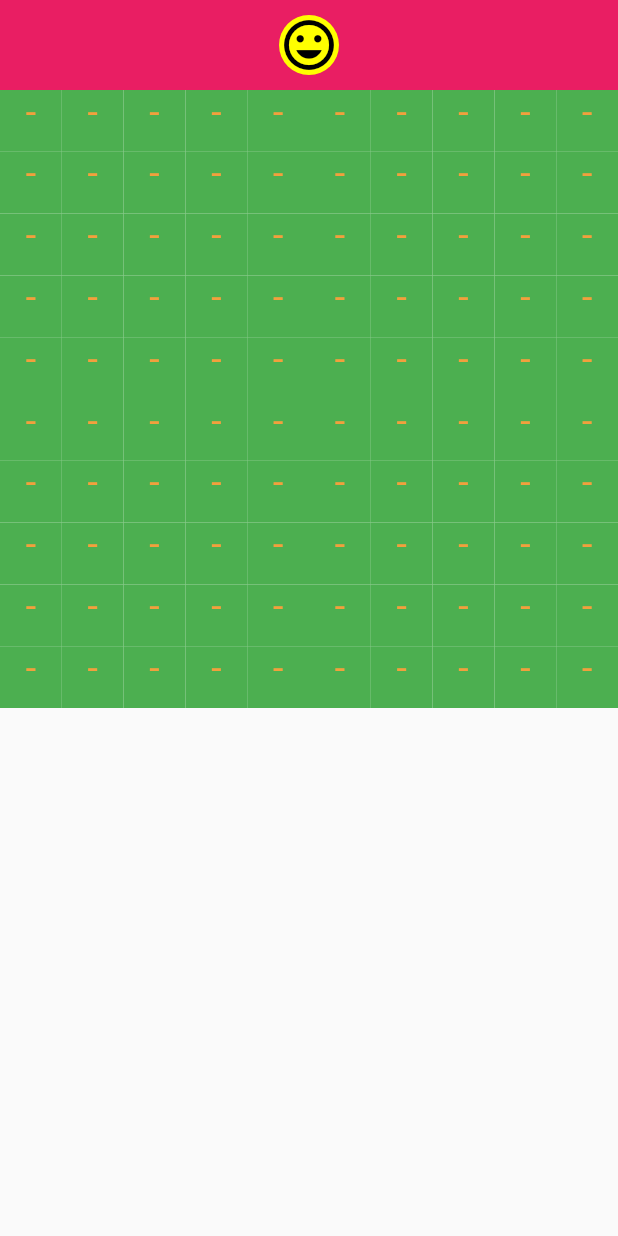
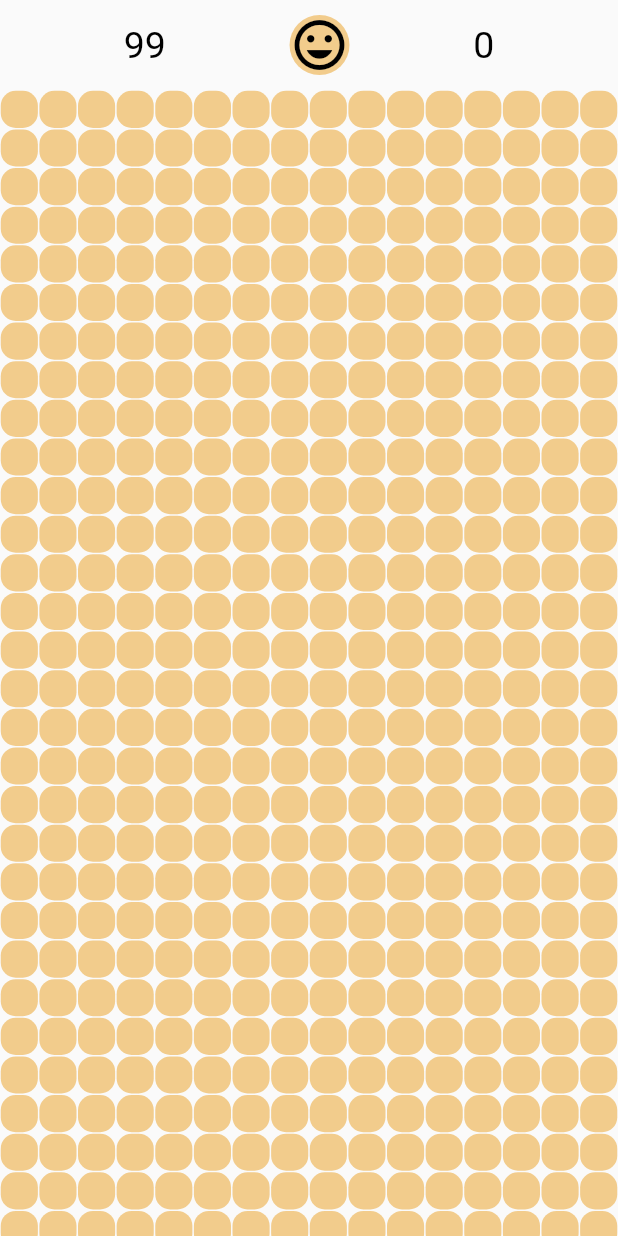
Before and after one commit to zhanlederzach/minesweeper-flutter, a Flutter app: the screen it shows after launch, after a tap on the "tag faces" icon, on a phone screen of 412 x 824 dp. Run offline on Flutter 3.47's test engine with Material 2 defaults, Android fonts, the phone set to English and light mode, and no system bars; statements that could not run were skipped.

```diff
--- a/lib/board.dart
+++ b/lib/board.dart
@@ -33,14 +33,6 @@ class Board{
     for (int i = 0; i < rowCount; i++) {
       for (int j = 0; j < columnCount; j++) {
 
-        // for(int x=-1; x<2; ++x){
-        //   for(int y=-1; y<2; ++y){
-        //     if((x+y)!=0){
-        //       board[i][j].bombsAround+=_getBomb(i+x, j+y);
-        //     }
-        //   }
-        // }
-
         board[i][j].bombsAround+=_getBomb(i-1, j-1);
         board[i][j].bombsAround+=_getBomb(i-1, j);
         board[i][j].bombsAround+=_getBomb(i-1, j+1);
@@ -57,11 +49,16 @@ class Board{
 
   }
 
-  bool isInBoard(int x, int y) =>
-        x >= 0 && x < columnCount && y >= 0 && y < rowCount;
+  bool isInBoard(int x, int y)  {
+    return x >= 0 && x < rowCount && y >= 0 && y < columnCount;
+  }
 
-  int _getBomb(int x, int y) =>
-    isInBoard(x, y) && board[x][y].hasBomb ? 1 : 0;
+
+  int _getBomb(int x, int y) {
+    if(isInBoard(x, y)) return board[x][y].hasBomb ? 1 : 0;
+    else return 0;
+  }
+
 
   void openAllBombs(){
     for (int i = 0; i < rowCount; i++) {
--- a/lib/main.dart
+++ b/lib/main.dart
@@ -1,5 +1,5 @@
 import 'package:flutter/material.dart';
-import 'SaperGame.dart';
+import 'saperGame.dart';
 
 void main() {
   runApp(MyApp());
--- a/lib/SaperGame.dart
+++ b/lib/saperGame.dart
@@ -1,5 +1,28 @@
 import 'package:flutter/material.dart';
 import 'board.dart';
+import 'dart:async';
+
+class Time{
+  int hours;
+  int minutes;
+  int milliseconds;
+
+  Time({this.hours=0, this.minutes=0, this.milliseconds=0});
+
+  @override
+  String toString(){
+    String time="";
+    if(hours!=0)  time+=hours.toString();
+    if(minutes!=0)  time+=minutes.toString();
+    time+=milliseconds.toString();
+
+    return time;
+  }
+
+  void countTime(int millisecond){
+  }
+
+}
 
 class SaperGame extends StatefulWidget {
   @override
@@ -10,6 +33,24 @@ class _SaperGameState extends State<SaperGame> {
 
   Board myBoard;
   int squaresLeft;
+  bool firstTap;
+
+  Timer _timer;
+  Time myTime = new Time();
+  int _start = 0;
+
+  void startTimer() {
+    const oneMil = const Duration(seconds: 1);
+    _timer = new Timer.periodic(
+      oneMil,
+          (Timer timer) => setState(
+            () {
+            _start = _start + 1;
+//            myTime.countTime(_start);
+        },
+      ),
+    );
+  }
 
   @override
     void initState() {
@@ -23,12 +64,15 @@ class _SaperGameState extends State<SaperGame> {
       body: ListView(
         children: <Widget>[
           Container(
-            color: Colors.pink,
+//            color: Colors.pink,
             height: 60.0,
             width: double.infinity,
             child: Row(
-              mainAxisAlignment: MainAxisAlignment.center,
+              mainAxisAlignment: MainAxisAlignment.spaceEvenly,
               children: <Widget>[
+                Text('${myBoard.bombCount}',
+                    textAlign: TextAlign.center,
+                    style: new TextStyle(color: Colors.black, fontSize: 25.0, )),
                 InkWell(
                   onTap: () {
                     _initGame();
@@ -39,45 +83,75 @@ class _SaperGameState extends State<SaperGame> {
                       color: Colors.black,
                       size: 40.0,
                     ),
-                    backgroundColor: Colors.yellowAccent,
+                    backgroundColor: hexToColor("#F2CC8C"),
                   ),
-                )
+                ),
+                Text("$_start", textAlign: TextAlign.center,style: new TextStyle(color: Colors.black, fontSize: 25.0, )),
               ],
             ),
           ),
           GridView.builder(
             shrinkWrap: true,
+            itemCount: (myBoard.rowCount * myBoard.columnCount),
             physics: NeverScrollableScrollPhysics(),
             gridDelegate: SliverGridDelegateWithFixedCrossAxisCount(
               crossAxisCount: myBoard.columnCount,
             ),
             itemBuilder: (context, position) {
-              // Get row and column number of square
               int rowNumber = (position / myBoard.columnCount).floor();
               int columnNumber = (position % myBoard.columnCount);
 
               Text text;
-
-              if  (myBoard.board[rowNumber][columnNumber].isOpened == true) {
-                if (myBoard.board[rowNumber][columnNumber].hasBomb) {
-                  text = new Text('x', textAlign: TextAlign.center,style: new TextStyle(color: hexToColor("#F2A03D"), fontSize: 25.0, ));
+              Container container;
+              Color backgroundColor = hexToColor("#F2CC8C");
+              String digit;
+              Square currentSquare = myBoard.board[rowNumber][columnNumber];
+              if (currentSquare.isOpened == true) {
+                if (currentSquare.hasBomb) {
+                  digit = 'x';
                 } else {
-                  text = new Text((myBoard.board[rowNumber][columnNumber].bombsAround).toString(),textAlign: TextAlign.center, style: new TextStyle(color: hexToColor("#F2A03D"), fontSize: 25.0));
+                  if(currentSquare.bombsAround==0){
+                    digit = ' ';
+                    backgroundColor = hexToColor("#F1E6C1");
+                  }else{
+                    digit = (currentSquare.bombsAround).toString();
+                  }
                 }
               }else{
-                text = new Text('-',textAlign: TextAlign.center, style: new TextStyle(color: hexToColor("#F2A03D"), fontSize: 25.0));
+                digit = ' ';
               }
+              text = new Text(
+                  digit,
+                  textAlign: TextAlign.center,
+                  style: new TextStyle(
+                    color: Colors.black,
+                    fontSize: 16.0,
+                  )
+              );
+
+              container = new Container(
+                margin: EdgeInsets.all(0.5),
+                decoration: new BoxDecoration(
+                    color: backgroundColor,
+                    borderRadius: BorderRadius.all(Radius.circular(10))
+                ),
+                child: text,
+              );
 
               return InkWell(
-                // Opens square
                 onTap: () {
-                  if (myBoard.board[rowNumber][columnNumber].hasBomb) {
+                  if(squaresLeft==myBoard.columnCount*myBoard.rowCount){
+                    setState(() {
+                      startTimer();
+                    });
+                  }
+                  if (currentSquare.hasBomb) {
                     setState(() {
                       myBoard.openAllBombs();
                       _handleGameOver();
                     });
                   }
-                  if (myBoard.board[rowNumber][columnNumber].bombsAround == 0) {
+                  if (currentSquare.bombsAround == 0) {
                     _handleTap(rowNumber, columnNumber);
                   } else {
                     setState(() {
@@ -88,15 +162,12 @@ class _SaperGameState extends State<SaperGame> {
                   if(squaresLeft <= myBoard.bombCount) {
                     _handleWin();
                   }
+
                 },
                 splashColor: Colors.red,
-                child: Container(
-                  color: Colors.green,
-                  child: text,
-                ),
+                child: container
               );
             },
-            itemCount: (myBoard.rowCount * myBoard.columnCount),
           )
         ],
       ),
@@ -104,9 +175,12 @@ class _SaperGameState extends State<SaperGame> {
   }
 
   void _initGame(){
-    myBoard = new Board(10, 10, 10);
+    myBoard = new Board(30, 16, 99);
+    _start=0;
     squaresLeft=myBoard.columnCount*myBoard.rowCount;
-    setState(() {});
+    setState(() {
+      if(_timer!=null)  _timer.cancel();
+    });
   }
 
   void _handleTap(int i, int j) {
@@ -116,36 +190,35 @@ class _SaperGameState extends State<SaperGame> {
       squaresLeft = squaresLeft - 1;
 
       if(myBoard.board[i][j].bombsAround!=0) return;
-      print('i is $i');
-      print('j is $j');
 
-      for(int x=-1; x<2; ++x){
-        for(int y=-1; y<2; ++y){
-          if((x+y)!=0){
-            _handleTap(i+x, j+y);
-          }
-        }
-      }
-      // _handleTap(i-1, j+1);
-      // _handleTap(i-1, j);
-      // _handleTap(i-1, j-1);
+//      for(int x=-1; x<2; ++x){
+//        for(int y=-1; y<2; ++y){
+//          if((x+y)!=0){
+//            _handleTap(i+x, j+y);
+//          }
+//        }
+//      }
+       _handleTap(i-1, j+1);
+       _handleTap(i-1, j);
+       _handleTap(i-1, j-1);
 
-      // _handleTap(i, j-1);
-      // _handleTap(i, j+1);
+       _handleTap(i, j-1);
+       _handleTap(i, j+1);
 
-      // _handleTap(i+1, j+1);
-      // _handleTap(i+1, j);
-      // _handleTap(i+1, j-1);
+       _handleTap(i+1, j+1);
+       _handleTap(i+1, j);
+       _handleTap(i+1, j-1);
 
     setState(() {});
   }
 
   void _handleWin() {
+    _timer.cancel();
     showDialog(
       context: context,
       builder: (context) {
         return AlertDialog(
-          title: Text("Congratulations!"),
+          title: Text("Congratulations! \nYour result is $_start seconds"),
           content: Text("You Win!"),
           actions: <Widget>[
             FlatButton(
@@ -166,12 +239,13 @@ class _SaperGameState extends State<SaperGame> {
     }
 
   void _handleGameOver() {
+    if(_timer!=null)  _timer.cancel();
     showDialog(
       context: context,
       builder: (context) {
         return AlertDialog(
           title: Text("Game Over!"),
-          content: Text("You stepped on a mine!"),
+          content: Text("You stepped on a mine! \nYour result is $_start seconds"),
           actions: <Widget>[
             FlatButton(
               onPressed: () {
```
